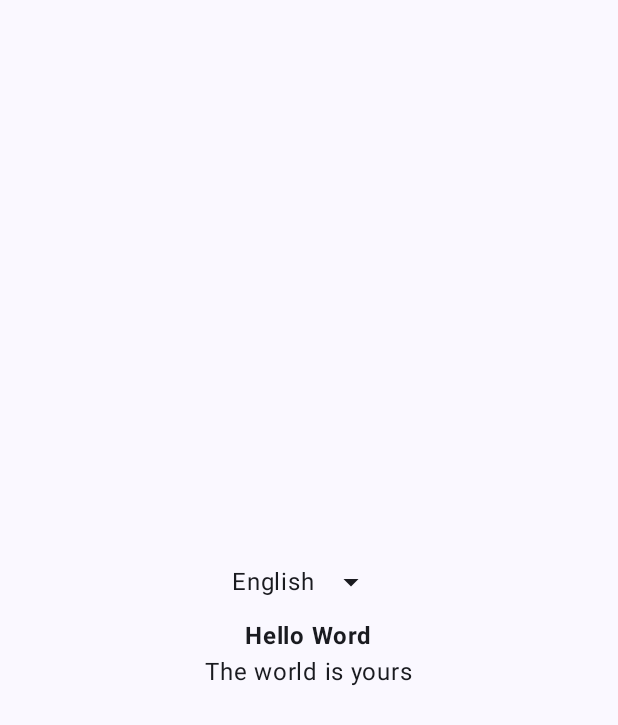
After one commit to hernanzala/AppTraductor, an Android app built with Jetpack Compose: the composable LanguagesView shown on its own in the app's theme, on a phone screen of 412 x 824 dp. The commit adds this screen. Shown: the top 725 px of the screen. Run offline under Robolectric (Android 15) with nearby library versions, the phone set to English and light mode, and no system bars.

Commit message:
Segundo Commit

```diff
--- a/app/build.gradle.kts
+++ b/app/build.gradle.kts
@@ -51,6 +51,11 @@ android {
 
 dependencies {
 
+    implementation("androidx.datastore:datastore-preferences:1.1.0")
+
+    //Accesso a los recursos del traductor de google
+    implementation("com.google.mlkit:translate:17.0.2")
+
     implementation(libs.androidx.core.ktx)
     implementation(libs.androidx.lifecycle.runtime.ktx)
     implementation(libs.androidx.activity.compose)
--- /dev/null
+++ b/app/src/main/java/com/languages/LanguagesStore.kt
@@ -0,0 +1,34 @@
+package com.languages
+
+import android.content.Context
+import androidx.datastore.core.DataStore
+import androidx.datastore.preferences.core.PreferenceDataStoreFactory
+import androidx.datastore.preferences.core.Preferences
+import androidx.datastore.preferences.core.edit
+import androidx.datastore.preferences.core.intPreferencesKey
+import androidx.datastore.preferences.core.preferencesOf
+import androidx.datastore.preferences.preferencesDataStore
+import kotlinx.coroutines.flow.Flow
+import kotlinx.coroutines.flow.map
+import java.security.AccessControlContext
+
+class LanguagesStore(private val context: Context) {
+    companion object{
+
+        private val Context.dataStore : DataStore<Preferences> by preferencesDataStore("IndexLang")
+        val INDEX_LANG = intPreferencesKey("index_lang")
+    }
+
+    val getIndexLang: Flow<Int> = context.dataStore.data
+        .map { preference ->
+            preference[INDEX_LANG] ?: 0
+
+        }
+
+    suspend fun saveIndexLang(index : Int){
+        context.dataStore.edit { preferences ->
+            preferences[INDEX_LANG] = index
+        }
+    }
+
+}
--- /dev/null
+++ b/app/src/main/java/com/languages/LanguagesView.kt
@@ -0,0 +1,82 @@
+package com.languages
+
+import androidx.compose.foundation.layout.Arrangement
+import androidx.compose.foundation.layout.Column
+import androidx.compose.foundation.layout.Row
+import androidx.compose.foundation.layout.fillMaxSize
+import androidx.compose.material.icons.Icons
+import androidx.compose.material.icons.filled.ArrowDropDown
+import androidx.compose.material3.DropdownMenu
+import androidx.compose.material3.DropdownMenuItem
+import androidx.compose.material3.Icon
+import androidx.compose.material3.IconButton
+import androidx.compose.material3.Text
+import androidx.compose.runtime.Composable
+import androidx.compose.runtime.LaunchedEffect
+import androidx.compose.runtime.collectAsState
+import androidx.compose.runtime.getValue
+import androidx.compose.runtime.mutableIntStateOf
+import androidx.compose.runtime.mutableStateOf
+import androidx.compose.runtime.remember
+import androidx.compose.runtime.rememberCoroutineScope
+import androidx.compose.runtime.setValue
+import androidx.compose.ui.Alignment
+import androidx.compose.ui.Modifier
+import androidx.compose.ui.platform.LocalContext
+import androidx.compose.ui.res.stringResource
+import androidx.compose.ui.text.font.FontWeight
+import com.example.apptraductor.R
+import kotlinx.coroutines.launch
+
+@Composable
+fun LanguagesView() {
+
+    val context = LocalContext.current
+    val scope = rememberCoroutineScope()
+    val dataStore = LanguagesStore(context)
+
+    val indexLang by dataStore.getIndexLang.collectAsState(initial = 0)
+
+    val items = listOf("English", "Spanish")
+    val languages = getStrings()
+    var currenyLanguages by remember { mutableStateOf(languages[indexLang]) }
+
+    LaunchedEffect(indexLang) {
+        currenyLanguages = languages[indexLang]
+    }
+
+    var expanded by remember { mutableStateOf(false) }
+    var selectIndex by remember { mutableIntStateOf(0) }
+
+    Column(
+        modifier = Modifier
+            .fillMaxSize(),
+        verticalArrangement = Arrangement.Center,
+        horizontalAlignment = Alignment.CenterHorizontally
+    ) {
+        Row(verticalAlignment = Alignment.CenterVertically) {
+            Text(text = items[selectIndex])
+            IconButton(onClick = { expanded = true }) {
+                Icon(imageVector = Icons.Default.ArrowDropDown, contentDescription = "")
+            }
+            DropdownMenu(expanded = expanded, onDismissRequest = { expanded = false }) {
+                items.forEachIndexed { index, item ->
+                    DropdownMenuItem(
+                        text = { Text(text = item) },
+                        onClick = {
+                            selectIndex = index
+                            currenyLanguages = languages[index]
+                            scope.launch {
+                                dataStore.saveIndexLang(index)
+                            }
+                            expanded = false
+                        })
+                }
+            }
+        }
+        Text(text = currenyLanguages["title"].toString(), fontWeight = FontWeight.Bold)
+        Text(text = currenyLanguages["subtitle"].toString())
+    }
+
+
+}
--- /dev/null
+++ b/app/src/main/java/com/languages/getStrings.kt
@@ -0,0 +1,21 @@
+package com.languages
+
+import androidx.compose.runtime.Composable
+
+@Composable
+fun getStrings(): List<Map<String, String>>{
+    val en = mapOf(
+        "title" to "Hello Word",
+        "subtitle" to "The world is yours"
+    )
+
+    val es = mapOf(
+        "title" to "Hola mundo",
+        "subtitle" to "El mundo es tuyo"
+    )
+
+    return listOf(
+        en,
+        es
+    )
+}
--- a/app/src/main/res/values/strings.xml
+++ b/app/src/main/res/values/strings.xml
@@ -1,3 +1,5 @@
 <resources>
     <string name="app_name">AppTraductor</string>
+    <string name="title">Hello word</string>
+    <string name="subtitle">The World is yours</string>
 </resources>
```
Also changed, not shown: app/src/main/java/com/example/apptraductor/MainActivity.kt (+22 -13 lines), app/src/main/java/com/traslator/DropdownLang.kt (added, +37 -0 lines), app/src/main/java/com/traslator/TranslateState.kt (added, +7 -0 lines), app/src/main/java/com/traslator/TranslateView.kt (added, +8 -0 lines), app/src/main/java/com/traslator/TranslateViewModel.kt (added, +67 -0 lines), 1 other file.
